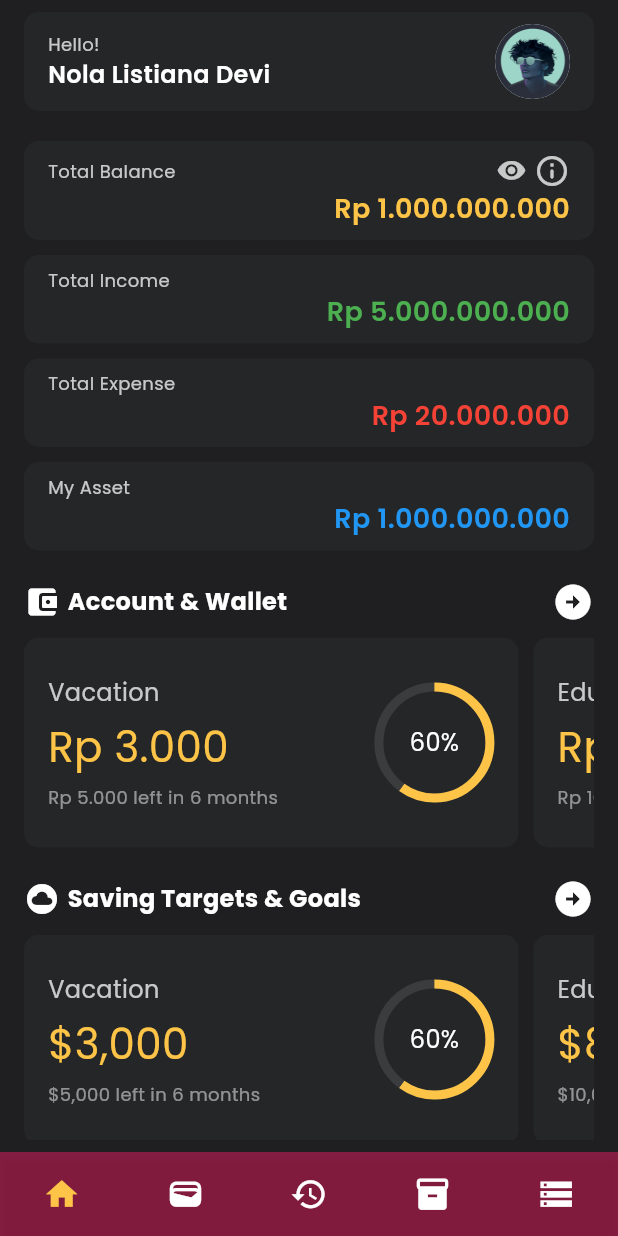
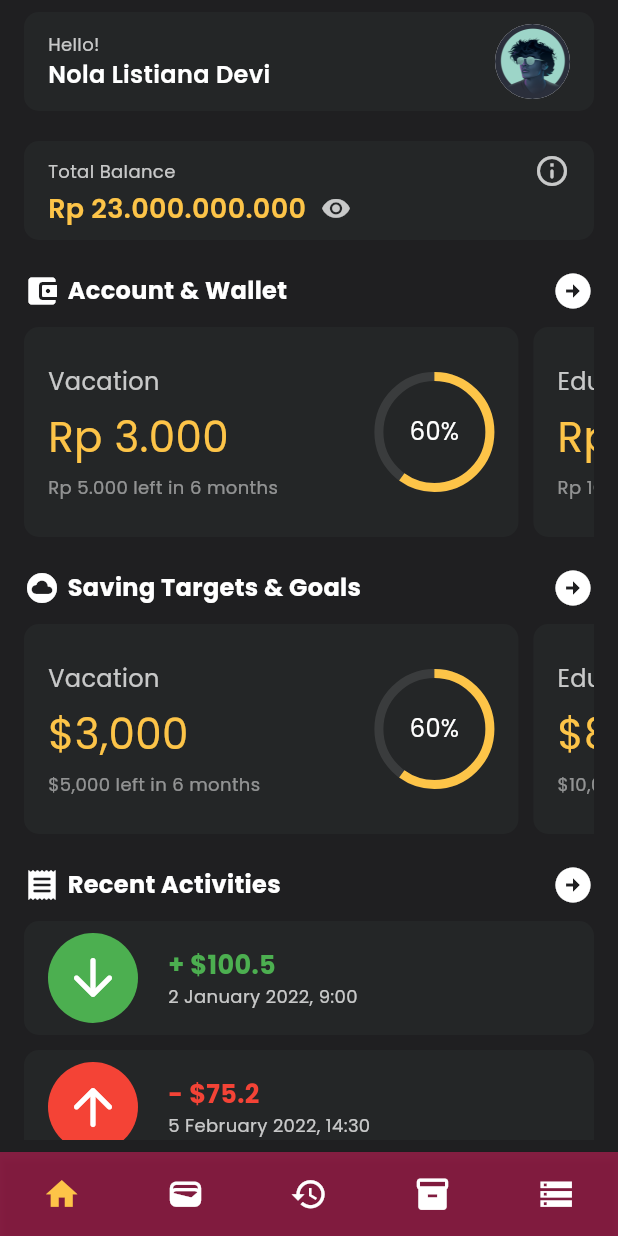
Before and after one commit to Danu-Nur/my_finance, a Flutter app: the BottomNavbar screen opened directly, on a phone screen of 412 x 824 dp. Run offline on Flutter 3.47's test engine with Material 3 defaults, Android fonts, the phone set to English and light mode, and no system bars; drawn by our look-alikes of animated_bottom_navigation_bar, percent_indicator; our stand-ins replace bloc, flutter_bloc, google_fonts.

Commit message:
Refactor BalanceSection: simplify layout, remove unused components, and enhance total balance display

```diff
--- a/lib/screens/features/dashboard/widgets/balance_section.dart
+++ b/lib/screens/features/dashboard/widgets/balance_section.dart
@@ -44,12 +44,23 @@ class _BalanceSectionState extends State<BalanceSection> {
             loadMoreBalance(),
           ],
         ),
-        const VerticalGap10(),
-        CardBalance(children: [totalIncome()]),
-        const VerticalGap10(),
-        CardBalance(children: [totalExpense()]),
-        const VerticalGap10(),
-        CardBalance(children: [totalAsset()]),
+        // const VerticalGap10(),
+        // CardBalance(children: [totalIncome()]),
+        // const VerticalGap10(),
+        // CardBalance(children: [totalExpense()]),
+        // const VerticalGap10(),
+        // CardBalance(children: [totalAsset()]),
+      ],
+    );
+  }
+
+  Widget totalBalance() {
+    return Column(
+      children: [
+        _viewBalance(
+            'Total Balance',
+            _isHidden ? rupiahFormatter.format(23000000000) : '---------',
+            buttonColor)
       ],
     );
   }
@@ -69,62 +80,56 @@ class _BalanceSectionState extends State<BalanceSection> {
             color: textColor.withOpacity(.25),
           ),
           const VerticalGap10(),
-          Row(
-            mainAxisAlignment: MainAxisAlignment.spaceBetween,
-            children: [
-              Text(
-                'Investation (0,00%)',
-                style: poppinsH5.copyWith(
-                  color: textColor.withOpacity(.75),
-                ),
-              ),
-              Text(
-                'Rp 0',
-                style: poppinsH5.copyWith(
-                  color: textColor.withOpacity(.75),
-                ),
-              ),
-            ],
-          ),
-          const VerticalGap5(),
-          _buildItemRow('Reksa Dana Bibit', 'Rp 0', imgBibit),
+          // Row(
+          //   mainAxisAlignment: MainAxisAlignment.spaceBetween,
+          //   children: [
+          //     Text(
+          //       'Investation (0,00%)',
+          //       style: poppinsH5.copyWith(
+          //         color: textColor.withOpacity(.75),
+          //       ),
+          //     ),
+          //     Text(
+          //       'Rp 0',
+          //       style: poppinsH5.copyWith(
+          //         color: textColor.withOpacity(.75),
+          //       ),
+          //     ),
+          //   ],
+          // ),
+          _buildItemLoadMore('Income', 20000000000, Icons.arrow_upward_sharp, Colors.green),
           const VerticalGap10(),
-          Row(
-            mainAxisAlignment: MainAxisAlignment.spaceBetween,
-            children: [
-              Text(
-                'Cash Money (100,00%)',
-                style: poppinsH5.copyWith(
-                  color: textColor.withOpacity(.75),
-                ),
-              ),
-              Text(
-                '\$550,752,210',
-                style: poppinsH5.copyWith(
-                  color: textColor.withOpacity(.75),
-                ),
-              ),
-            ],
-          ),
-          const VerticalGap5(),
-          _buildItemRow('Saving Pocket', 'Rp 0', imgProfile),
-          const VerticalGap5(),
-          _buildItemRow('Payment Pocket', '\$550,752,210', imgProfile),
-          const VerticalGap5(),
-          _buildItemRow('Gopay', 'Rp 0', imgGopay),
+          _buildItemLoadMore('Expense', 2300000000, Icons.arrow_downward_sharp, Colors.red),
+          const VerticalGap10(),
+          _buildItemLoadMore('Assets', 3000000000, Icons.business_center_sharp, Colors.blue),
+          const VerticalGap10(),
+          // _buildItemRow('Reksa Dana Bibit', 'Rp 0', imgBibit),
+          // const VerticalGap10(),
+          // Row(
+          //   mainAxisAlignment: MainAxisAlignment.spaceBetween,
+          //   children: [
+          //     Text(
+          //       'Cash Money (100,00%)',
+          //       style: poppinsH5.copyWith(
+          //         color: textColor.withOpacity(.75),
+          //       ),
+          //     ),
+          //     Text(
+          //       '\$550,752,210',
+          //       style: poppinsH5.copyWith(
+          //         color: textColor.withOpacity(.75),
+          //       ),
+          //     ),
+          //   ],
+          // ),
+          // const VerticalGap5(),
+          // _buildItemRow('Saving Pocket', 'Rp 0', imgProfile),
+          // const VerticalGap5(),
+          // _buildItemRow('Payment Pocket', '\$550,752,210', imgProfile),
+          // const VerticalGap5(),
+          // _buildItemRow('Gopay', 'Rp 0', imgGopay),
         ],
       ),
-    );
-  }
-
-  Widget totalBalance() {
-    return Column(
-      children: [
-        _viewBalance(
-            'Total Balance',
-            _isHidden ? rupiahFormatter.format(1000000000) : '---------',
-            buttonColor)
-      ],
     );
   }
 
@@ -166,22 +171,8 @@ class _BalanceSectionState extends State<BalanceSection> {
             ),
             Row(
               children: [
-                if (title == 'Total Balance')
-                  InkWell(
-                    onTap: () {
-                      setState(() {
-                        _isHidden = !_isHidden;
-                      });
-                    },
-                    child: Icon(
-                      _isHidden
-                          ? Icons.visibility_rounded
-                          : Icons.visibility_off_rounded,
-                      color: textColor.withOpacity(.75),
-                      size: 20,
-                    ),
-                  ),
-                  const HorizontalGap5(),
+
+                const HorizontalGap5(),
                 if (title == 'Total Balance')
                   InkWell(
                     onTap: () {
@@ -200,7 +191,7 @@ class _BalanceSectionState extends State<BalanceSection> {
         ),
         // const SizedBox(height: 8), // Jarak antar elemen
         Row(
-          mainAxisAlignment: MainAxisAlignment.end,
+          // mainAxisAlignment: MainAxisAlignment.end,
           children: [
             Text(
               amount, // Sembunyikan atau tampilkan jumlah
@@ -209,6 +200,22 @@ class _BalanceSectionState extends State<BalanceSection> {
                 fontWeight: FontWeight.w600,
               ),
             ),
+            const SizedBox(width: 10),
+            if (title == 'Total Balance')
+                  InkWell(
+                    onTap: () {
+                      setState(() {
+                        _isHidden = !_isHidden;
+                      });
+                    },
+                    child: Icon(
+                      _isHidden
+                          ? Icons.visibility_rounded
+                          : Icons.visibility_off_rounded,
+                      color: textColor.withOpacity(.75),
+                      size: 20,
+                    ),
+                  ),
             // const SizedBox(width: 40), // Jarak antar elemen horizontal
           ],
         ),
@@ -252,4 +259,42 @@ class _BalanceSectionState extends State<BalanceSection> {
       ],
     );
   }
+
+  Widget _buildItemLoadMore(String title, int amount, IconData icon, Color bgColor) {
+    return Row(
+      mainAxisAlignment: MainAxisAlignment.spaceBetween,
+      children: [
+        Row(
+          children: [
+            Container(
+              width: 23,
+              height: 23,
+              decoration: BoxDecoration(
+                borderRadius: BorderRadius.circular(40),
+                color: bgColor,
+              ),
+              child: Icon(
+                icon,
+                size: 16,
+                color: textColor.withOpacity(.75), // Tambahkan warna ikon
+              ),
+            ),
+            const SizedBox(width: 5), // Ganti HorizontalGap5 dengan SizedBox
+            Text(
+              title,
+              style: poppinsH6.copyWith(
+                  color: textColor.withOpacity(.75),
+                ),
+            ),
+          ],
+        ),
+        Text(
+          rupiahFormatter.format(amount), // Tambahkan formatter
+          style: poppinsH5.copyWith(
+                  color: bgColor.withOpacity(.90),
+                ),
+        ),
+      ],
+    );
+  }
 }
```
